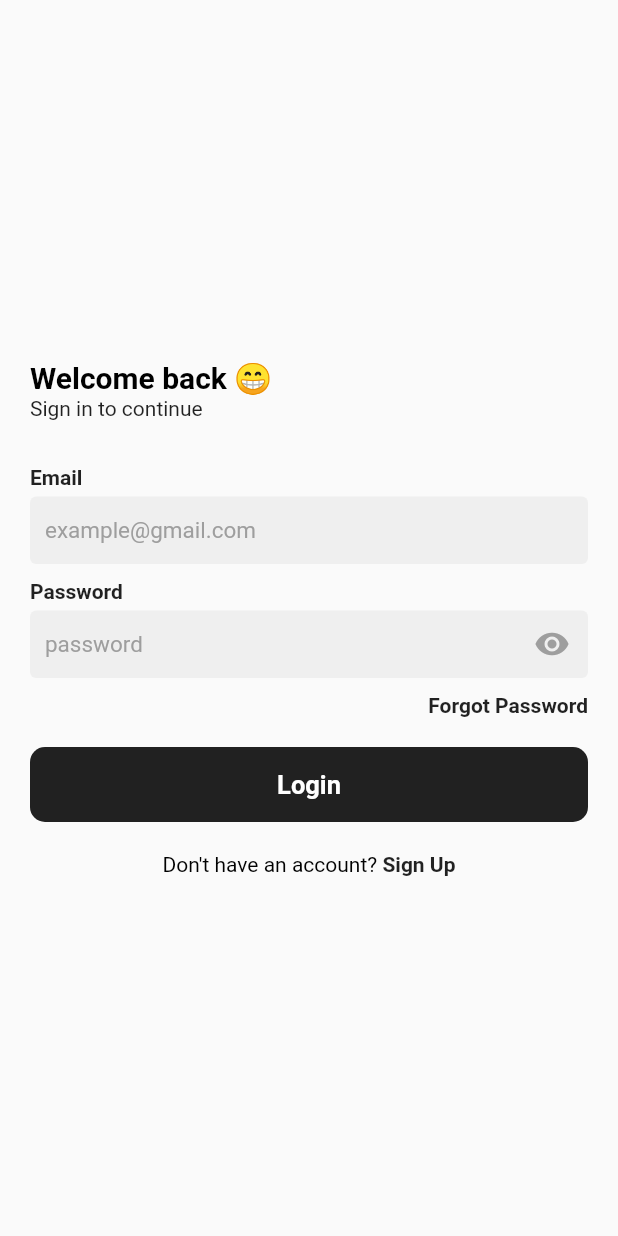
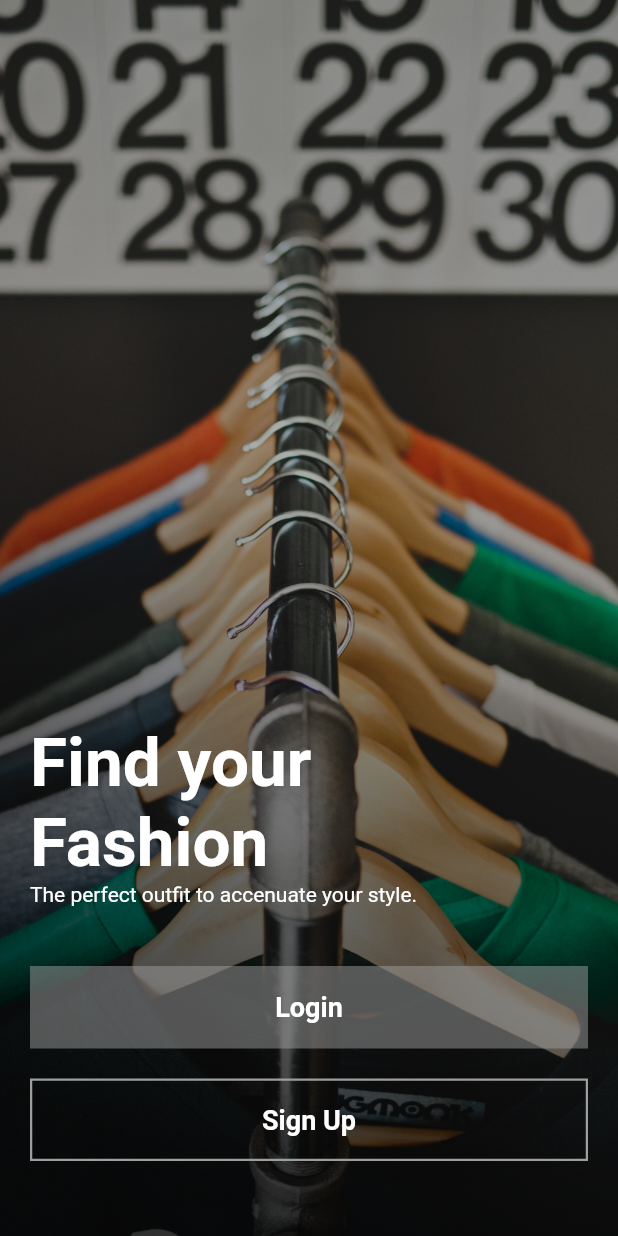
Before and after one commit to IwoRichard/Ecommerce-Store-Firebase-Flutterwave, a Flutter app: the screen it shows after launch, on a phone screen of 412 x 824 dp. Run offline on Flutter 3.47's test engine with Material 2 defaults, Android fonts, the phone set to English and light mode, and no system bars; our stand-ins replace cloud_firestore, firebase_core; accounts and stored records are empty.

Commit message:
default home screen

```diff
--- a/lib/main.dart
+++ b/lib/main.dart
@@ -1,9 +1,7 @@
 // ignore_for_file: prefer_const_constructors
-
-
 import 'package:firebase_core/firebase_core.dart';
 import 'package:flutter/material.dart';
-import 'package:shop/screens/login_screen.dart';
+import 'package:shop/screens/default_home_screen.dart';
 
 void main() async{
   WidgetsFlutterBinding.ensureInitialized();
@@ -18,7 +16,7 @@ class MyApp extends StatelessWidget {
     return MaterialApp(
       debugShowCheckedModeBanner: false,
       title: 'Flutter Demo',
-      home: LoginScreen(),
+      home: DefaultHome(),
     );
   }
 }
--- /dev/null
+++ b/lib/screens/default_home_screen.dart
@@ -0,0 +1,94 @@
+// ignore_for_file: prefer_const_constructors, prefer_const_literals_to_create_immutables
+import 'package:flutter/material.dart';
+import 'package:shop/screens/login_screen.dart';
+import 'package:shop/screens/sign_up_screen.dart';
+
+class DefaultHome extends StatelessWidget {
+  const DefaultHome({super.key});
+
+  @override
+  Widget build(BuildContext context) {
+    return Scaffold(
+      body: Container(
+        width: double.infinity,
+        height: double.infinity,
+        decoration: BoxDecoration(
+          image: DecorationImage(
+            image: AssetImage('assets/shop.jpg'),
+            fit: BoxFit.cover
+          ),
+        ),
+        child: Container(
+          decoration: BoxDecoration(
+            gradient: LinearGradient(
+              begin: Alignment.bottomCenter,
+              colors: [
+                Colors.black.withOpacity(.8),
+                Colors.black.withOpacity(.3),
+              ]
+            ),
+          ),
+          child: Padding(
+            padding: EdgeInsets.symmetric(horizontal: 20,vertical: 50),
+            child: Column(
+              crossAxisAlignment: CrossAxisAlignment.start,
+              mainAxisAlignment: MainAxisAlignment.end,
+              children: [
+                Text(
+                  'Find your\nFashion',
+                  style: TextStyle(color: Colors.white,fontSize: 45,fontWeight: FontWeight.w700),
+                ),
+                Text(
+                  'The perfect outfit to accenuate your style.',
+                  style: TextStyle(color: Colors.white),
+                ),
+                SizedBox(height: 40,),
+                Container(
+                  width: double.infinity,
+                  height: 55,
+                  decoration: BoxDecoration(
+                    color: Colors.grey.withOpacity(0.5),
+                  ),
+                  child: MaterialButton(
+                    onPressed: (){
+                      Navigator.pushAndRemoveUntil(
+                        context,
+                        MaterialPageRoute(builder: (context) => LoginScreen()),
+                        (route) => false
+                      );
+                    },
+                    child: Text(
+                      'Login',
+                      style: TextStyle(fontWeight: FontWeight.w600, fontSize: 18,color:Colors.white)
+                    ),
+                  )
+                ),
+                SizedBox(height: 20,),
+                Container(
+                    width: double.infinity,
+                    height: 55,
+                    decoration: BoxDecoration(
+                      border: Border.all(color: Colors.grey,width: 1.5),
+                    ),
+                    child: MaterialButton(
+                      onPressed: (){
+                        Navigator.pushAndRemoveUntil(
+                          context,
+                          MaterialPageRoute(builder: (context) => SignUpScreen()),
+                          (route) => false
+                        );
+                      },
+                      child: Text(
+                        'Sign Up',
+                        style: TextStyle(fontWeight: FontWeight.w600, fontSize: 18,color:Colors.white),
+                      )
+                    ),
+                  ),
+              ],
+            ),
+          )
+        ),
+      ),
+    );
+  }
+}
--- a/lib/screens/login_screen.dart
+++ b/lib/screens/login_screen.dart
@@ -155,7 +155,7 @@ class _LoginScreenState extends State<LoginScreen> {
                   SizedBox(height: 20,),
                   Align(
                     alignment: Alignment.center,
-                    child: GestureDetector(
+                    child: InkWell(
                       onTap:(){
                         Navigator.push(
                           context,
--- a/pubspec.yaml
+++ b/pubspec.yaml
@@ -68,8 +68,8 @@ flutter:
   uses-material-design: true
 
   # To add assets to your application, add an assets section, like this:
-  # assets:
-  #   - images/a_dot_burr.jpeg
+  assets:
+    - assets/
   #   - images/a_dot_ham.jpeg
 
   # An image asset can refer to one or more resolution-specific "variants", see
```
Also changed, not shown: lib/screens/sign_up_screen.dart (+18 -26 lines), assets/shop.jpg (added).
